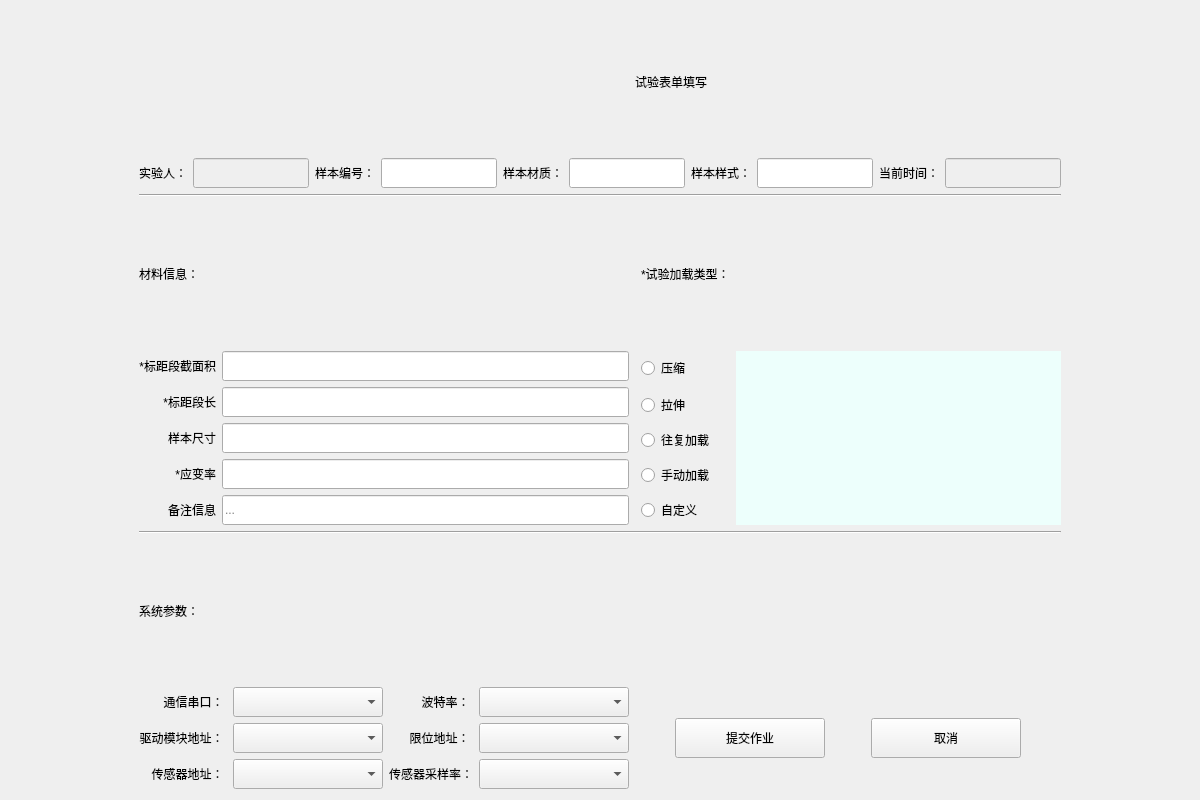
The window that systemset_window.ui (Mr-tang0/Qt_based_MG_stepper_motor_operating_system) describes before a commit, drawn with Qt 5.
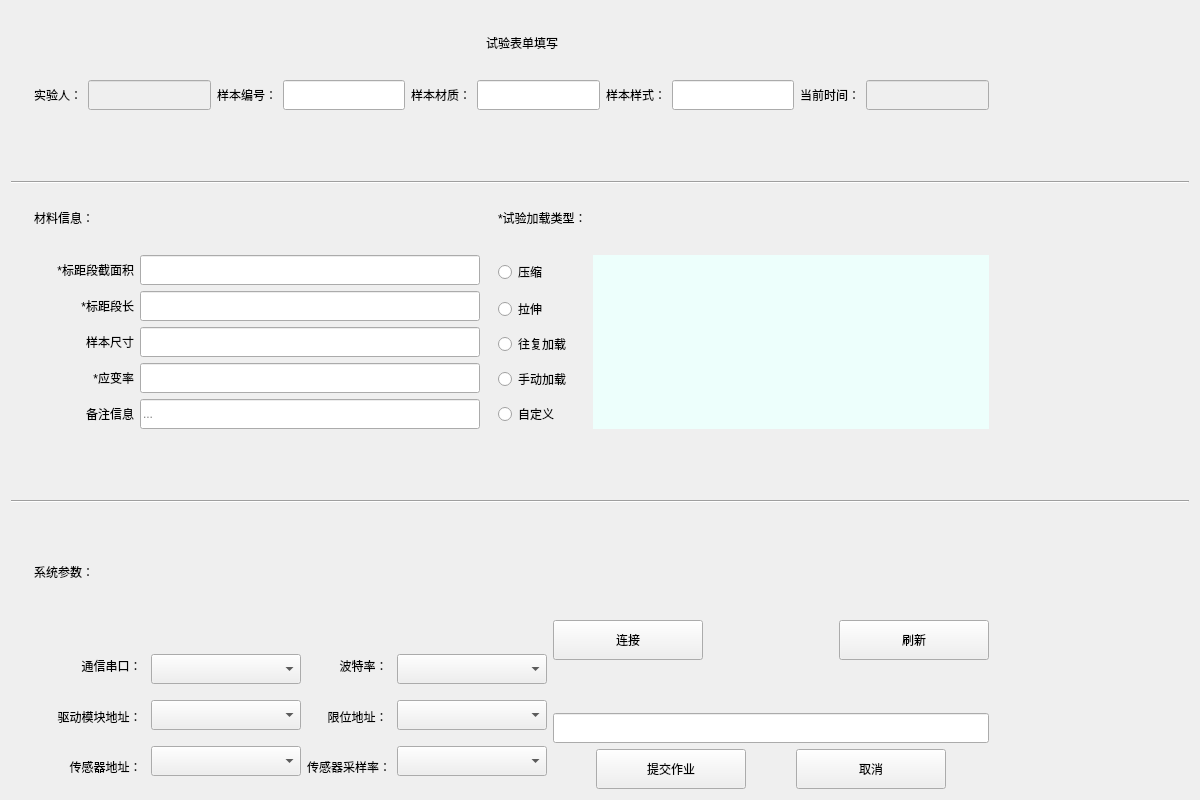
The same window after the commit.

Patch:
```diff
--- a/systemset_window.ui
+++ b/systemset_window.ui
@@ -14,93 +14,146 @@
    <string>Form</string>
   </property>
   <layout class="QGridLayout" name="gridLayout">
-   <item row="11" column="2" colspan="3">
-    <layout class="QHBoxLayout" name="horizontalLayout">
-     <item>
-      <spacer name="horizontalSpacer_2">
-       <property name="orientation">
-        <enum>Qt::Horizontal</enum>
-       </property>
-       <property name="sizeHint" stdset="0">
-        <size>
-         <width>40</width>
-         <height>20</height>
-        </size>
-       </property>
-      </spacer>
-     </item>
-     <item>
-      <widget class="QPushButton" name="submitBtn">
-       <property name="minimumSize">
-        <size>
-         <width>150</width>
-         <height>40</height>
-        </size>
-       </property>
-       <property name="text">
-        <string>提交作业</string>
-       </property>
-      </widget>
-     </item>
-     <item>
-      <spacer name="horizontalSpacer">
-       <property name="orientation">
-        <enum>Qt::Horizontal</enum>
-       </property>
-       <property name="sizeHint" stdset="0">
-        <size>
-         <width>40</width>
-         <height>20</height>
-        </size>
-       </property>
-      </spacer>
-     </item>
-     <item>
-      <widget class="QPushButton" name="cancelBtn">
-       <property name="minimumSize">
-        <size>
-         <width>150</width>
-         <height>40</height>
-        </size>
-       </property>
-       <property name="text">
-        <string>取消</string>
-       </property>
-      </widget>
-     </item>
-     <item>
-      <spacer name="horizontalSpacer_3">
-       <property name="orientation">
-        <enum>Qt::Horizontal</enum>
-       </property>
-       <property name="sizeHint" stdset="0">
-        <size>
-         <width>40</width>
-         <height>20</height>
-        </size>
-       </property>
-      </spacer>
-     </item>
-    </layout>
-   </item>
-   <item row="9" column="1" colspan="4">
-    <widget class="Line" name="line_2">
-     <property name="orientation">
-      <enum>Qt::Horizontal</enum>
-     </property>
-    </widget>
-   </item>
-   <item row="7" column="3">
-    <widget class="QRadioButton" name="Manually">
+   <item row="0" column="3" colspan="3">
+    <widget class="QLabel" name="label_19">
      <property name="styleSheet">
       <string notr="true">font: 12pt &quot;幼圆&quot;;</string>
      </property>
      <property name="text">
-      <string>手动加载</string>
+      <string>试验表单填写</string>
      </property>
     </widget>
    </item>
-   <item row="3" column="1">
+   <item row="1" column="1" colspan="6">
+    <layout class="QHBoxLayout" name="horizontalLayout_2">
+     <item>
+      <widget class="QLabel" name="label_2">
+       <property name="styleSheet">
+        <string notr="true">font: 12pt &quot;幼圆&quot;;</string>
+       </property>
+       <property name="text">
+        <string>实验人：</string>
+       </property>
+       <property name="alignment">
+        <set>Qt::AlignRight|Qt::AlignTrailing|Qt::AlignVCenter</set>
+       </property>
+      </widget>
+     </item>
+     <item>
+      <widget class="QLineEdit" name="ExperimenterEdit">
+       <property name="enabled">
+        <bool>false</bool>
+       </property>
+       <property name="minimumSize">
+        <size>
+         <width>100</width>
+         <height>30</height>
+        </size>
+       </property>
+      </widget>
+     </item>
+     <item>
+      <widget class="QLabel" name="label_3">
+       <property name="styleSheet">
+        <string notr="true">font: 12pt &quot;幼圆&quot;;</string>
+       </property>
+       <property name="text">
+        <string>样本编号：</string>
+       </property>
+       <property name="alignment">
+        <set>Qt::AlignRight|Qt::AlignTrailing|Qt::AlignVCenter</set>
+       </property>
+      </widget>
+     </item>
+     <item>
+      <widget class="QLineEdit" name="timeNumberEdit">
+       <property name="minimumSize">
+        <size>
+         <width>100</width>
+         <height>30</height>
+        </size>
+       </property>
+      </widget>
+     </item>
+     <item>
+      <widget class="QLabel" name="label_5">
+       <property name="styleSheet">
+        <string notr="true">font: 12pt &quot;幼圆&quot;;</string>
+       </property>
+       <property name="text">
+        <string>样本材质：</string>
+       </property>
+       <property name="alignment">
+        <set>Qt::AlignRight|Qt::AlignTrailing|Qt::AlignVCenter</set>
+       </property>
+      </widget>
+     </item>
+     <item>
+      <widget class="QLineEdit" name="MaterialEdit">
+       <property name="minimumSize">
+        <size>
+         <width>100</width>
+         <height>30</height>
+        </size>
+       </property>
+      </widget>
+     </item>
+     <item>
+      <widget class="QLabel" name="label_4">
+       <property name="styleSheet">
+        <string notr="true">font: 12pt &quot;幼圆&quot;;</string>
+       </property>
+       <property name="text">
+        <string>样本样式：</string>
+       </property>
+       <property name="alignment">
+        <set>Qt::AlignRight|Qt::AlignTrailing|Qt::AlignVCenter</set>
+       </property>
+      </widget>
+     </item>
+     <item>
+      <widget class="QLineEdit" name="sampleEdit">
+       <property name="minimumSize">
+        <size>
+         <width>100</width>
+         <height>30</height>
+        </size>
+       </property>
+      </widget>
+     </item>
+     <item>
+      <widget class="QLabel" name="label">
+       <property name="styleSheet">
+        <string notr="true">font: 12pt &quot;幼圆&quot;;</string>
+       </property>
+       <property name="text">
+        <string>当前时间：</string>
+       </property>
+      </widget>
+     </item>
+     <item>
+      <widget class="QLineEdit" name="currentTime">
+       <property name="enabled">
+        <bool>false</bool>
+       </property>
+       <property name="minimumSize">
+        <size>
+         <width>100</width>
+         <height>30</height>
+        </size>
+       </property>
+      </widget>
+     </item>
+    </layout>
+   </item>
+   <item row="2" column="0" rowspan="2" colspan="8">
+    <widget class="Line" name="line">
+     <property name="orientation">
+      <enum>Qt::Horizontal</enum>
+     </property>
+    </widget>
+   </item>
+   <item row="3" column="1" colspan="2">
     <widget class="QLabel" name="label_20">
      <property name="styleSheet">
       <string notr="true">font: 12pt &quot;幼圆&quot;;</string>
@@ -113,17 +166,30 @@
      </property>
     </widget>
    </item>
-   <item row="8" column="3">
-    <widget class="QRadioButton" name="Customize">
+   <item row="3" column="4" colspan="2">
+    <widget class="QLabel" name="label_8">
      <property name="styleSheet">
       <string notr="true">font: 12pt &quot;幼圆&quot;;</string>
      </property>
      <property name="text">
-      <string>自定义</string>
+      <string>*试验加载类型：</string>
      </property>
     </widget>
    </item>
-   <item row="4" column="1" rowspan="5">
+   <item row="4" column="0" colspan="2">
+    <spacer name="horizontalSpacer_4">
+     <property name="orientation">
+      <enum>Qt::Horizontal</enum>
+     </property>
+     <property name="sizeHint" stdset="0">
+      <size>
+       <width>40</width>
+       <height>20</height>
+      </size>
+     </property>
+    </spacer>
+   </item>
+   <item row="4" column="2" rowspan="5">
     <layout class="QHBoxLayout" name="horizontalLayout_3">
      <item>
       <layout class="QVBoxLayout" name="verticalLayout_2">
@@ -253,17 +319,23 @@
      </item>
     </layout>
    </item>
-   <item row="10" column="1">
-    <widget class="QLabel" name="label_7">
+   <item row="4" column="4">
+    <widget class="QRadioButton" name="Compression">
      <property name="styleSheet">
       <string notr="true">font: 12pt &quot;幼圆&quot;;</string>
      </property>
      <property name="text">
-      <string>系统参数：</string>
+      <string>压缩</string>
+     </property>
+     <property name="iconSize">
+      <size>
+       <width>40</width>
+       <height>40</height>
+      </size>
      </property>
     </widget>
    </item>
-   <item row="4" column="4" rowspan="5">
+   <item row="4" column="6" rowspan="5">
     <widget class="QStackedWidget" name="menu">
      <property name="styleSheet">
       <string notr="true">background-color: rgb(149, 190, 255);
@@ -279,152 +351,7 @@
      <widget class="QWidget" name="p5"/>
     </widget>
    </item>
-   <item row="1" column="1" colspan="4">
-    <layout class="QHBoxLayout" name="horizontalLayout_2">
-     <item>
-      <widget class="QLabel" name="label_2">
-       <property name="styleSheet">
-        <string notr="true">font: 12pt &quot;幼圆&quot;;</string>
-       </property>
-       <property name="text">
-        <string>实验人：</string>
-       </property>
-       <property name="alignment">
-        <set>Qt::AlignRight|Qt::AlignTrailing|Qt::AlignVCenter</set>
-       </property>
-      </widget>
-     </item>
-     <item>
-      <widget class="QLineEdit" name="ExperimenterEdit">
-       <property name="enabled">
-        <bool>false</bool>
-       </property>
-       <property name="minimumSize">
-        <size>
-         <width>100</width>
-         <height>30</height>
-        </size>
-       </property>
-      </widget>
-     </item>
-     <item>
-      <widget class="QLabel" name="label_3">
-       <property name="styleSheet">
-        <string notr="true">font: 12pt &quot;幼圆&quot;;</string>
-       </property>
-       <property name="text">
-        <string>样本编号：</string>
-       </property>
-       <property name="alignment">
-        <set>Qt::AlignRight|Qt::AlignTrailing|Qt::AlignVCenter</set>
-       </property>
-      </widget>
-     </item>
-     <item>
-      <widget class="QLineEdit" name="timeNumberEdit">
-       <property name="minimumSize">
-        <size>
-         <width>100</width>
-         <height>30</height>
-        </size>
-       </property>
-      </widget>
-     </item>
-     <item>
-      <widget class="QLabel" name="label_5">
-       <property name="styleSheet">
-        <string notr="true">font: 12pt &quot;幼圆&quot;;</string>
-       </property>
-       <property name="text">
-        <string>样本材质：</string>
-       </property>
-       <property name="alignment">
-        <set>Qt::AlignRight|Qt::AlignTrailing|Qt::AlignVCenter</set>
-       </property>
-      </widget>
-     </item>
-     <item>
-      <widget class="QLineEdit" name="MaterialEdit">
-       <property name="minimumSize">
-        <size>
-         <width>100</width>
-         <height>30</height>
-        </size>
-       </property>
-      </widget>
-     </item>
-     <item>
-      <widget class="QLabel" name="label_4">
-       <property name="styleSheet">
-        <string notr="true">font: 12pt &quot;幼圆&quot;;</string>
-       </property>
-       <property name="text">
-        <string>样本样式：</string>
-       </property>
-       <property name="alignment">
-        <set>Qt::AlignRight|Qt::AlignTrailing|Qt::AlignVCenter</set>
-       </property>
-      </widget>
-     </item>
-     <item>
-      <widget class="QLineEdit" name="sampleEdit">
-       <property name="minimumSize">
-        <size>
-         <width>100</width>
-         <height>30</height>
-        </size>
-       </property>
-      </widget>
-     </item>
-     <item>
-      <widget class="QLabel" name="label">
-       <property name="styleSheet">
-        <string notr="true">font: 12pt &quot;幼圆&quot;;</string>
-       </property>
-       <property name="text">
-        <string>当前时间：</string>
-       </property>
-      </widget>
-     </item>
-     <item>
-      <widget class="QLineEdit" name="currentTime">
-       <property name="enabled">
-        <bool>false</bool>
-       </property>
-       <property name="minimumSize">
-        <size>
-         <width>100</width>
-         <height>30</height>
-        </size>
-       </property>
-      </widget>
-     </item>
-    </layout>
-   </item>
-   <item row="4" column="3">
-    <widget class="QRadioButton" name="Compression">
-     <property name="styleSheet">
-      <string notr="true">font: 12pt &quot;幼圆&quot;;</string>
-     </property>
-     <property name="text">
-      <string>压缩</string>
-     </property>
-     <property name="iconSize">
-      <size>
-       <width>40</width>
-       <height>40</height>
-      </size>
-     </property>
-    </widget>
-   </item>
-   <item row="2" column="1" colspan="4">
-    <widget class="Line" name="line">
-     <property name="orientation">
-      <enum>Qt::Horizontal</enum>
-     </property>
-    </widget>
-   </item>
-   <item row="4" column="5">
+   <item row="4" column="7">
     <spacer name="horizontalSpacer_5">
      <property name="orientation">
       <enum>Qt::Horizontal</enum>
@@ -437,7 +364,107 @@
      </property>
     </spacer>
    </item>
-   <item row="11" column="1">
+   <item row="5" column="4">
+    <widget class="QRadioButton" name="stretching">
+     <property name="styleSheet">
+      <string notr="true">font: 12pt &quot;幼圆&quot;;</string>
+     </property>
+     <property name="text">
+      <string>拉伸</string>
+     </property>
+    </widget>
+   </item>
+   <item row="6" column="4" colspan="2">
+    <widget class="QRadioButton" name="Reciprocating">
+     <property name="styleSheet">
+      <string notr="true">font: 12pt &quot;幼圆&quot;;</string>
+     </property>
+     <property name="text">
+      <string>往复加载</string>
+     </property>
+    </widget>
+   </item>
+   <item row="7" column="4" colspan="2">
+    <widget class="QRadioButton" name="Manually">
+     <property name="styleSheet">
+      <string notr="true">font: 12pt &quot;幼圆&quot;;</string>
+     </property>
+     <property name="text">
+      <string>手动加载</string>
+     </property>
+    </widget>
+   </item>
+   <item row="8" column="4" colspan="2">
+    <widget class="QRadioButton" name="Customize">
+     <property name="styleSheet">
+      <string notr="true">font: 12pt &quot;幼圆&quot;;</string>
+     </property>
+     <property name="text">
+      <string>自定义</string>
+     </property>
+    </widget>
+   </item>
+   <item row="9" column="0" rowspan="2" colspan="8">
+    <widget class="Line" name="line_2">
+     <property name="orientation">
+      <enum>Qt::Horizontal</enum>
+     </property>
+    </widget>
+   </item>
+   <item row="10" column="1" rowspan="2" colspan="2">
+    <widget class="QLabel" name="label_7">
+     <property name="styleSheet">
+      <string notr="true">font: 12pt &quot;幼圆&quot;;</string>
+     </property>
+     <property name="text">
+      <string>系统参数：</string>
+     </property>
+    </widget>
+   </item>
+   <item row="11" column="5" rowspan="2" colspan="2">
+    <layout class="QHBoxLayout" name="horizontalLayout_5">
+     <item>
+      <widget class="QPushButton" name="portConnect">
+       <property name="minimumSize">
+        <size>
+         <width>150</width>
+         <height>40</height>
+        </size>
+       </property>
+       <property name="text">
+        <string>连接</string>
+       </property>
+      </widget>
+     </item>
+     <item>
+      <spacer name="horizontalSpacer_6">
+       <property name="orientation">
+        <enum>Qt::Horizontal</enum>
+       </property>
+       <property name="sizeHint" stdset="0">
+        <size>
+         <width>40</width>
+         <height>20</height>
+        </size>
+       </property>
+      </spacer>
+     </item>
+     <item>
+      <widget class="QPushButton" name="portRefresh">
+       <property name="minimumSize">
+        <size>
+         <width>150</width>
+         <height>40</height>
+        </size>
+       </property>
+       <property name="text">
+        <string>刷新</string>
+       </property>
+      </widget>
+     </item>
+    </layout>
+   </item>
+   <item row="12" column="2" rowspan="3" colspan="3">
     <layout class="QHBoxLayout" name="horizontalLayout_4">
      <item>
       <layout class="QVBoxLayout" name="verticalLayout_6">
@@ -545,7 +572,7 @@
         </widget>
        </item>
        <item>
-        <widget class="QLabel" name="samplingRate">
+        <widget class="QLabel" name="d2w">
          <property name="styleSheet">
           <string notr="true">font: 12pt &quot;幼圆&quot;;</string>
          </property>
@@ -582,7 +609,7 @@
         </widget>
        </item>
        <item>
-        <widget class="QComboBox" name="comboBox_6">
+        <widget class="QComboBox" name="samplingRate">
          <property name="minimumSize">
           <size>
            <width>150</width>
@@ -595,59 +622,85 @@
      </item>
     </layout>
    </item>
-   <item row="5" column="3">
-    <widget class="QRadioButton" name="stretching">
-     <property name="styleSheet">
-      <string notr="true">font: 12pt &quot;幼圆&quot;;</string>
-     </property>
-     <property name="text">
-      <string>拉伸</string>
-     </property>
-    </widget>
-   </item>
-   <item row="3" column="3">
-    <widget class="QLabel" name="label_8">
-     <property name="styleSheet">
-      <string notr="true">font: 12pt &quot;幼圆&quot;;</string>
-     </property>
-     <property name="text">
-      <string>*试验加载类型：</string>
-     </property>
-    </widget>
-   </item>
-   <item row="6" column="3">
-    <widget class="QRadioButton" name="Reciprocating">
-     <property name="styleSheet">
-      <string notr="true">font: 12pt &quot;幼圆&quot;;</string>
-     </property>
-     <property name="text">
-      <string>往复加载</string>
-     </property>
-    </widget>
-   </item>
-   <item row="4" column="0">
-    <spacer name="horizontalSpacer_4">
-     <property name="orientation">
-      <enum>Qt::Horizontal</enum>
-     </property>
-     <property name="sizeHint" stdset="0">
+   <item row="13" column="5" colspan="2">
+    <widget class="QLineEdit" name="filePathEdit">
+     <property name="minimumSize">
       <size>
-       <width>40</width>
-       <height>20</height>
+       <width>0</width>
+       <height>30</height>
       </size>
      </property>
-    </spacer>
-   </item>
-   <item row="0" column="2" colspan="2">
-    <widget class="QLabel" name="label_19">
-     <property name="styleSheet">
-      <string notr="true">font: 12pt &quot;幼圆&quot;;</string>
-     </property>
-     <property name="text">
-      <string>试验表单填写</string>
-     </property>
     </widget>
    </item>
+   <item row="14" column="5" colspan="2">
+    <layout class="QHBoxLayout" name="horizontalLayout">
+     <item>
+      <spacer name="horizontalSpacer_2">
+       <property name="orientation">
+        <enum>Qt::Horizontal</enum>
+       </property>
+       <property name="sizeHint" stdset="0">
+        <size>
+         <width>40</width>
+         <height>20</height>
+        </size>
+       </property>
+      </spacer>
+     </item>
+     <item>
+      <widget class="QPushButton" name="submitBtn">
+       <property name="minimumSize">
+        <size>
+         <width>150</width>
+         <height>40</height>
+        </size>
+       </property>
+       <property name="text">
+        <string>提交作业</string>
+       </property>
+      </widget>
+     </item>
+     <item>
+      <spacer name="horizontalSpacer">
+       <property name="orientation">
+        <enum>Qt::Horizontal</enum>
+       </property>
+       <property name="sizeHint" stdset="0">
+        <size>
+         <width>40</width>
+         <height>20</height>
+        </size>
+       </property>
+      </spacer>
+     </item>
+     <item>
+      <widget class="QPushButton" name="cancelBtn">
+       <property name="minimumSize">
+        <size>
+         <width>150</width>
+         <height>40</height>
+        </size>
+       </property>
+       <property name="text">
+        <string>取消</string>
+       </property>
+      </widget>
+     </item>
+     <item>
+      <spacer name="horizontalSpacer_3">
+       <property name="orientation">
+        <enum>Qt::Horizontal</enum>
+       </property>
+       <property name="sizeHint" stdset="0">
+        <size>
+         <width>40</width>
+         <height>20</height>
+        </size>
+       </property>
+      </spacer>
+     </item>
+    </layout>
+   </item>
   </layout>
  </widget>
  <resources/>
```
Left out of the diff: 4 changed lines with no effect on the pictures.
